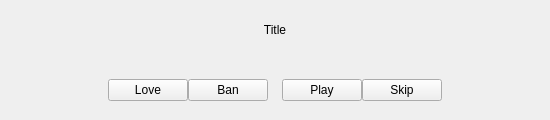
Above: app/client/Widgets/PlaybackControlsWidget.ui from mutecypher/lastfm-desktop before the change. Below: the same form after it.
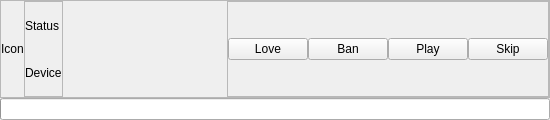
That is the form after the change. Custom widgets are drawn as their Qt base class.

Commit message: Some playback control changes.

Patch:
```diff
--- a/app/client/Widgets/PlaybackControlsWidget.ui
+++ b/app/client/Widgets/PlaybackControlsWidget.ui
@@ -21,30 +21,59 @@
     <number>0</number>
    </property>
    <item>
-    <widget class="QLabel" name="title">
-     <property name="text">
-      <string>Title</string>
+    <widget class="QFrame" name="details">
+     <property name="frameShape">
+      <enum>QFrame::StyledPanel</enum>
      </property>
-     <property name="alignment">
-      <set>Qt::AlignCenter</set>
+     <property name="frameShadow">
+      <enum>QFrame::Raised</enum>
      </property>
+     <layout class="QHBoxLayout" name="horizontalLayout_2">
+      <property name="spacing">
+       <number>0</number>
+      </property>
+      <property name="margin">
+       <number>0</number>
+      </property>
+      <item>
+       <widget class="QLabel" name="icon">
+        <property name="text">
+         <string>Icon</string>
+        </property>
     </widget>
    </item>
    <item>
-    <widget class="QFrame" name="frame">
+       <widget class="QFrame" name="statusFrame">
      <property name="frameShape">
-      <enum>QFrame::NoFrame</enum>
+         <enum>QFrame::StyledPanel</enum>
      </property>
      <property name="frameShadow">
       <enum>QFrame::Raised</enum>
      </property>
-     <layout class="QHBoxLayout" name="horizontalLayout">
+        <layout class="QVBoxLayout" name="verticalLayout_2">
       <property name="spacing">
        <number>0</number>
       </property>
       <property name="margin">
        <number>0</number>
       </property>
+         <item>
+          <widget class="QLabel" name="status">
+           <property name="text">
+            <string>Status</string>
+           </property>
+          </widget>
+         </item>
+         <item>
+          <widget class="QLabel" name="device">
+           <property name="text">
+            <string>Device</string>
+           </property>
+          </widget>
+         </item>
+        </layout>
+       </widget>
+      </item>
       <item>
        <spacer name="horizontalSpacer">
         <property name="orientation">
@@ -52,19 +81,34 @@
         </property>
         <property name="sizeHint" stdset="0">
          <size>
-          <width>40</width>
-          <height>20</height>
+          <width>0</width>
+          <height>0</height>
          </size>
         </property>
        </spacer>
       </item>
+      <item>
+       <widget class="QFrame" name="controls">
+        <property name="frameShape">
+         <enum>QFrame::StyledPanel</enum>
+        </property>
+        <property name="frameShadow">
+         <enum>QFrame::Raised</enum>
+        </property>
+        <layout class="QHBoxLayout" name="horizontalLayout">
+         <property name="spacing">
+          <number>0</number>
+         </property>
+         <property name="margin">
+          <number>0</number>
+         </property>
       <item>
        <widget class="QPushButton" name="love">
         <property name="text">
          <string>Love</string>
         </property>
         <property name="checkable">
-         <bool>false</bool>
+            <bool>true</bool>
         </property>
        </widget>
       </item>
@@ -75,23 +119,6 @@
         </property>
        </widget>
       </item>
-      <item>
-       <widget class="QLabel" name="speaker">
-        <property name="text">
-         <string/>
-        </property>
-       </widget>
-      </item>
-      <item>
-       <widget class="Phonon::VolumeSlider" name="volumeSlider"/>
-      </item>
-      <item>
-       <widget class="QLabel" name="volumeBars">
-        <property name="text">
-         <string/>
-        </property>
-       </widget>
-      </item>
       <item>
        <widget class="QPushButton" name="play">
         <property name="text">
@@ -109,29 +136,29 @@
         </property>
        </widget>
       </item>
+        </layout>
+       </widget>
+      </item>
+     </layout>
+    </widget>
+   </item>
       <item>
-       <spacer name="horizontalSpacer_2">
-        <property name="orientation">
-         <enum>Qt::Horizontal</enum>
-        </property>
-        <property name="sizeHint" stdset="0">
-         <size>
-          <width>40</width>
-          <height>20</height>
-         </size>
-        </property>
-       </spacer>
-      </item>
-     </layout>
+    <widget class="ProgressBar" name="progressBar">
+     <property name="value">
+      <number>0</number>
+     </property>
+     <property name="textVisible">
+      <bool>false</bool>
+     </property>
     </widget>
    </item>
   </layout>
  </widget>
  <customwidgets>
   <customwidget>
-   <class>Phonon::VolumeSlider</class>
-   <extends>QWidget</extends>
-   <header location="global">phonon/volumeslider.h</header>
+   <class>ProgressBar</class>
+   <extends>QProgressBar</extends>
+   <header>../Widgets/ProgressBar.h</header>
   </customwidget>
  </customwidgets>
  <resources/>
```
Lines whose indentation alone changed are shown as unchanged. The commit also changes 46 other files.
